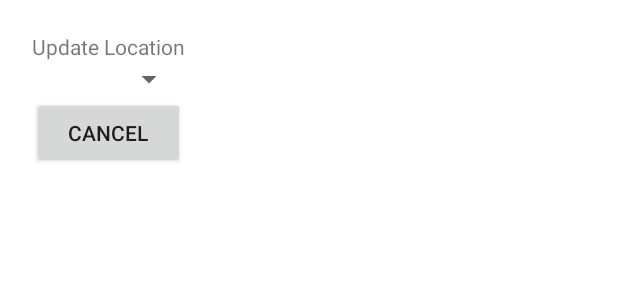
After one commit to mdregalia/PackageBuddies, an Android app: the layout popup_window.xml on its own in the app's theme, with its tools: preview values and no code run, on a phone screen of 412 x 824 dp. The commit adds this screen. Shown: the top 300 px of the screen. Run offline under Robolectric (Android 15) with nearby library versions, the phone set to English and light mode, and no system bars.

Commit message:
User can now update next delivery location

```diff
--- /dev/null
+++ b/app/src/main/res/layout/popup_window.xml
@@ -0,0 +1,40 @@
+<?xml version="1.0" encoding="utf-8"?>
+<LinearLayout xmlns:android="http://schemas.android.com/apk/res/android"
+    android:layout_width="fill_parent"
+    android:layout_height="fill_parent"
+    android:background="@android:color/background_light"
+    android:orientation="vertical" >
+
+    <LinearLayout
+        android:layout_width="wrap_content"
+        android:layout_height="wrap_content"
+        android:layout_margin="1dp"
+        android:background="@android:color/background_light"
+        android:orientation="vertical" >
+
+        <LinearLayout
+            android:layout_width="wrap_content"
+            android:layout_height="wrap_content"
+            android:layout_margin="20dp"
+            android:orientation="vertical" >
+
+            <TextView
+                android:layout_width="fill_parent"
+                android:layout_height="wrap_content"
+                android:text="Update Location" />
+
+            <Spinner
+                android:id="@+id/popupspinner"
+                android:spinnerMode="dialog"
+                android:layout_width="fill_parent"
+                android:layout_height="wrap_content" />
+
+            <Button
+                android:id="@+id/dismiss"
+                android:layout_width="fill_parent"
+                android:layout_height="wrap_content"
+                android:text="Cancel" />
+        </LinearLayout>
+    </LinearLayout>
+
+</LinearLayout>
```
Also changed, not shown: app/src/main/java/melissaregalia/firstproj/PackageView.java (+119 -2 lines).
